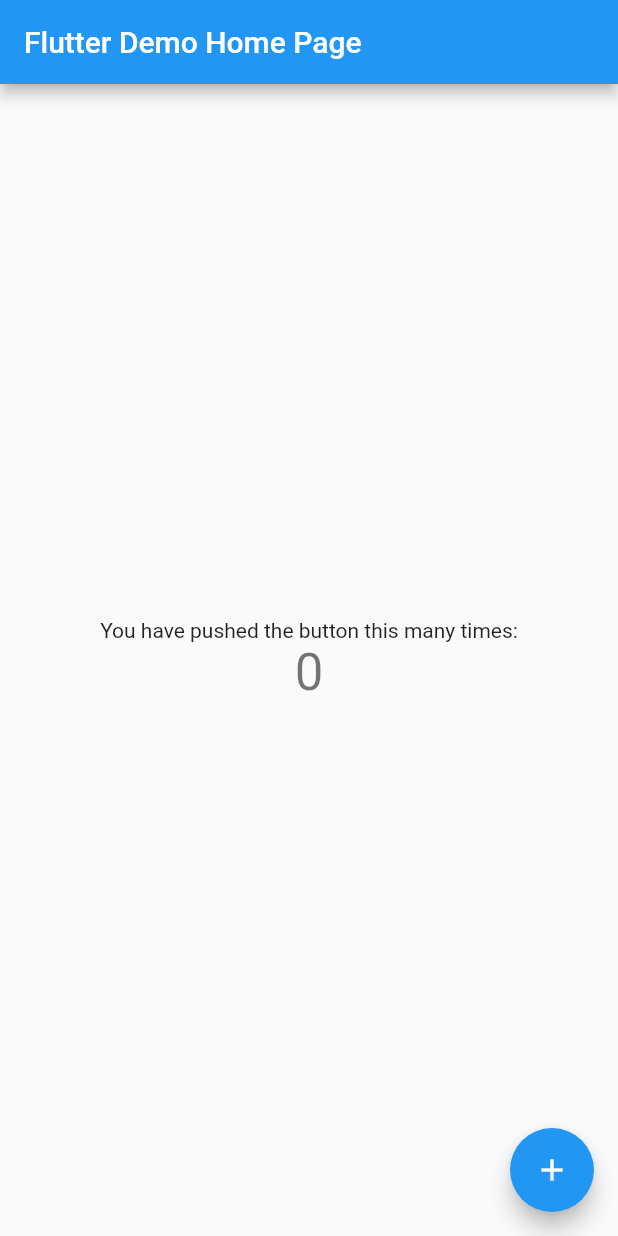
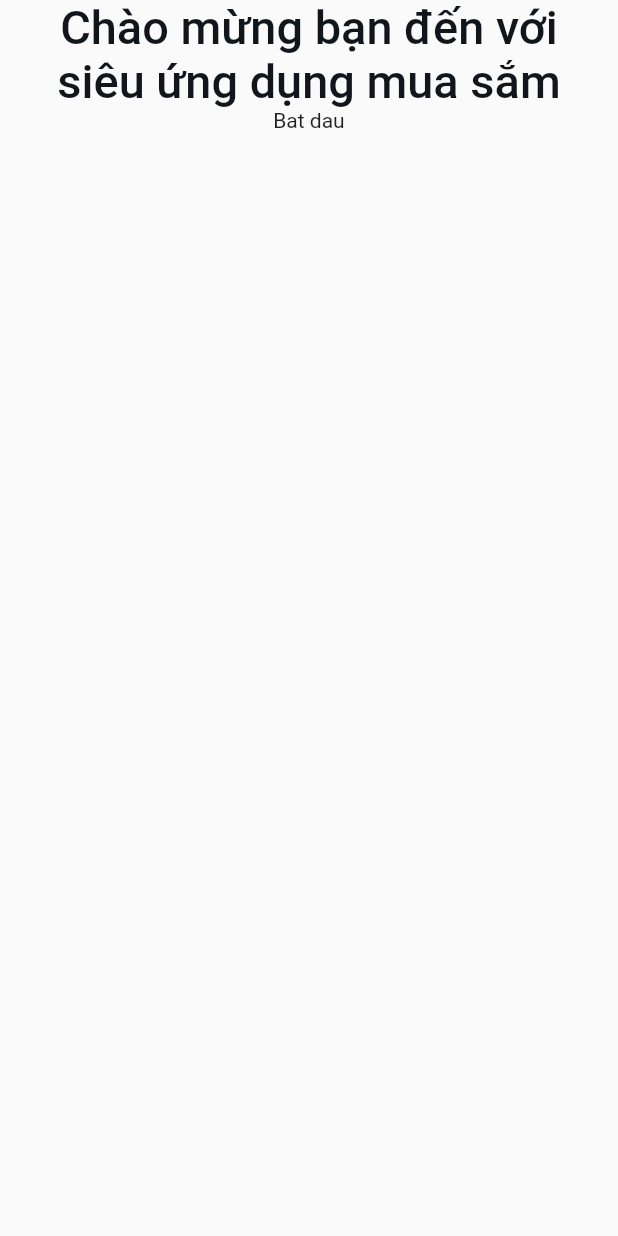
Before and after one commit to vnhanh/FlutterShopping, a Flutter app: the screen it shows after launch, on a phone screen of 412 x 824 dp. Run offline on Flutter 3.47's test engine with Material 2 defaults, Android fonts, the light colour scheme and no system bars; generated files the repository leaves out were written again.

Commit message:
build: create splash, on boarding screen

```diff
--- /dev/null
+++ b/assets/strings/en.json
@@ -0,0 +1,4 @@
+{
+  "onboarding": "Welcome you to best shopping app",
+  "button_start": "Bắt đầu"
+}
--- /dev/null
+++ b/assets/strings/vn.json
@@ -0,0 +1,4 @@
+{
+  "onboarding": "Chào mừng bạn đến với siêu ứng dụng mua sắm ssss",
+  "button_start": "Bắt đầu"
+}
--- /dev/null
+++ b/l10n.yaml
@@ -0,0 +1,3 @@
+arb-dir: lib/l10n
+template-arb-file: app_en.arb
+output-localization-file: app_localizations.dart
--- /dev/null
+++ b/lib/app/common/Images.dart
@@ -0,0 +1,2 @@
+
+const SPLASH = 'assets/images/bg_splash.png';
--- /dev/null
+++ b/lib/app/locale/SAppLocalizations.dart
@@ -0,0 +1,35 @@
+
+
+import 'dart:convert';
+
+import 'package:flutter/cupertino.dart';
+import 'package:flutter/foundation.dart';
+import 'package:flutter/services.dart';
+
+class SAppLocalizations {
+  static SAppLocalizations? of(BuildContext context) {
+    return Localizations.of<SAppLocalizations>(context, SAppLocalizations);
+  }
+
+  String? getText(String key) => language[key];
+}
+
+late Map<String,dynamic> language;
+
+class SAppLocalizationsDelegate extends LocalizationsDelegate<SAppLocalizations> {
+  const SAppLocalizationsDelegate();
+
+  @override
+  bool isSupported(Locale locale) =>
+      ['vn', 'en'].contains(locale.languageCode);
+
+  @override
+  Future<SAppLocalizations> load(Locale locale) async {
+    String string = await rootBundle.loadString("assets/strings/${locale.languageCode}.json");
+    language = jsonDecode(string);
+    return SynchronousFuture<SAppLocalizations>(SAppLocalizations());
+  }
+
+  @override
+  bool shouldReload(covariant LocalizationsDelegate<SAppLocalizations> old) => false;
+}
--- /dev/null
+++ b/lib/app/theme/SAppTypography.dart
@@ -0,0 +1,19 @@
+import 'package:flutter/cupertino.dart';
+
+const mobileHeadlineLarge = TextStyle(
+  fontSize: 31.25,
+  height: 1.16,
+  fontWeight: FontWeight.w400,
+);
+
+const mobileHeadlineLargeM = TextStyle(
+  fontSize: 31.25,
+  height: 1.16,
+  fontWeight: FontWeight.w500,
+);
+
+const mobileHeadlineMediumM = TextStyle(
+  fontSize: 25,
+  height: 1.28,
+  fontWeight: FontWeight.w500,
+);
--- /dev/null
+++ b/lib/app/theme/SColors.dart
@@ -0,0 +1,5 @@
+import 'dart:ui';
+
+const colorNeutral900 = Color(0xFF11161D);
+
+const colorRed500 = Color(0xFFFF0000);
--- /dev/null
+++ b/lib/data/remote/auth/authApi.dart
@@ -0,0 +1 @@
+import 'package:http/http.dart';
--- /dev/null
+++ b/lib/domain/app_vn.arb
@@ -0,0 +1,4 @@
+{
+  "onboarding": "Chào mừng bạn đến với siêu ứng dụng mua sắm ssss",
+  "button_start": "Bắt đầu"
+}
--- /dev/null
+++ b/lib/l10n/app_en.arb
@@ -0,0 +1,6 @@
+{
+  "helloWorld": "Hello World!",
+  "@helloWorld": {
+    "description": "The conventional newborn programmer greeting"
+  }
+}
--- a/lib/main.dart
+++ b/lib/main.dart
@@ -1,115 +1,39 @@
 import 'package:flutter/material.dart';
+import 'package:flutter/services.dart';
+import 'package:shopping/presentations/splash/onboarding.dart';
+import 'package:shopping/presentations/splash/splash.dart';
+import 'package:flutter_gen/gen_l10n/app_localizations.dart';
 
 void main() {
-  runApp(const MyApp());
+  // runApp(const SplashScreen());
+  runApp(const OnBoardingScreen());
 }
 
-class MyApp extends StatelessWidget {
-  const MyApp({super.key});
+class SAppWrapperLayout extends StatefulWidget {
+  const SAppWrapperLayout({super.key, required this.child});
 
-  // This widget is the root of your application.
+  final Widget child;
+
+  @override
+  State<StatefulWidget> createState() => _SAppWrapperState();
+}
+
+class _SAppWrapperState extends State<SAppWrapperLayout> {
+
   @override
   Widget build(BuildContext context) {
     return MaterialApp(
-      title: 'Flutter Demo',
+      // locale: const Locale("vn"),
+      // localizationsDelegates: const [SAppLocalizationsDelegate()],
+      // supportedLocales: const [Locale('vn'), Locale('en')],
+      localizationsDelegates: AppLocalizations.localizationsDelegates,
+      supportedLocales: AppLocalizations.supportedLocales,
       theme: ThemeData(
-        // This is the theme of your application.
-        //
-        // Try running your application with "flutter run". You'll see the
-        // application has a blue toolbar. Then, without quitting the app, try
-        // changing the primarySwatch below to Colors.green and then invoke
-        // "hot reload" (press "r" in the console where you ran "flutter run",
-        // or simply save your changes to "hot reload" in a Flutter IDE).
-        // Notice that the counter didn't reset back to zero; the application
-        // is not restarted.
-        primarySwatch: Colors.blue,
+        primarySwatch: Colors.lightBlue,
+        brightness: Brightness.light,
+        fontFamily: 'Roboto',
       ),
-      home: const MyHomePage(title: 'Flutter Demo Home Page'),
+      home: widget.child,
     );
   }
 }
-
-class MyHomePage extends StatefulWidget {
-  const MyHomePage({super.key, required this.title});
-
-  // This widget is the home page of your application. It is stateful, meaning
-  // that it has a State object (defined below) that contains fields that affect
-  // how it looks.
-
-  // This class is the configuration for the state. It holds the values (in this
-  // case the title) provided by the parent (in this case the App widget) and
-  // used by the build method of the State. Fields in a Widget subclass are
-  // always marked "final".
-
-  final String title;
-
-  @override
-  State<MyHomePage> createState() => _MyHomePageState();
-}
-
-class _MyHomePageState extends State<MyHomePage> {
-  int _counter = 0;
-
-  void _incrementCounter() {
-    setState(() {
-      // This call to setState tells the Flutter framework that something has
-      // changed in this State, which causes it to rerun the build method below
-      // so that the display can reflect the updated values. If we changed
-      // _counter without calling setState(), then the build method would not be
-      // called again, and so nothing would appear to happen.
-      _counter++;
-    });
-  }
-
-  @override
-  Widget build(BuildContext context) {
-    // This method is rerun every time setState is called, for instance as done
-    // by the _incrementCounter method above.
-    //
-    // The Flutter framework has been optimized to make rerunning build methods
-    // fast, so that you can just rebuild anything that needs updating rather
-    // than having to individually change instances of widgets.
-    return Scaffold(
-      appBar: AppBar(
-        // Here we take the value from the MyHomePage object that was created by
-        // the App.build method, and use it to set our appbar title.
-        title: Text(widget.title),
-      ),
-      body: Center(
-        // Center is a layout widget. It takes a single child and positions it
-        // in the middle of the parent.
-        child: Column(
-          // Column is also a layout widget. It takes a list of children and
-          // arranges them vertically. By default, it sizes itself to fit its
-          // children horizontally, and tries to be as tall as its parent.
-          //
-          // Invoke "debug painting" (press "p" in the console, choose the
-          // "Toggle Debug Paint" action from the Flutter Inspector in Android
-          // Studio, or the "Toggle Debug Paint" command in Visual Studio Code)
-          // to see the wireframe for each widget.
-          //
-          // Column has various properties to control how it sizes itself and
-          // how it positions its children. Here we use mainAxisAlignment to
-          // center the children vertically; the main axis here is the vertical
-          // axis because Columns are vertical (the cross axis would be
-          // horizontal).
-          mainAxisAlignment: MainAxisAlignment.center,
-          children: <Widget>[
-            const Text(
-              'You have pushed the button this many times:',
-            ),
-            Text(
-              '$_counter',
-              style: Theme.of(context).textTheme.headlineMedium,
-            ),
-          ],
-        ),
-      ),
-      floatingActionButton: FloatingActionButton(
-        onPressed: _incrementCounter,
-        tooltip: 'Increment',
-        child: const Icon(Icons.add),
-      ), // This trailing comma makes auto-formatting nicer for build methods.
-    );
-  }
-}
--- /dev/null
+++ b/lib/presentations/splash/onboarding.dart
@@ -0,0 +1,85 @@
+import 'package:flutter/material.dart';
+import 'package:flutter/services.dart';
+import 'package:shopping/app/locale/SAppLocalizations.dart';
+import 'package:shopping/app/theme/SAppTypography.dart';
+import 'package:shopping/app/theme/SColors.dart';
+import 'package:shopping/main.dart';
+
+class OnBoardingScreen extends StatelessWidget {
+  const OnBoardingScreen({super.key});
+
+  @override
+  Widget build(BuildContext context) {
+    return const SAppWrapperLayout(
+      child: OnBoardingStatefulWidget(),
+    );
+  }
+}
+
+class OnBoardingStatefulWidget extends StatefulWidget {
+  const OnBoardingStatefulWidget({super.key});
+
+  @override
+  State<StatefulWidget> createState() => _OnBoardingState();
+}
+
+class _OnBoardingState extends State<OnBoardingStatefulWidget> {
+  double statusBarHeight = 0.0;
+
+  @override
+  void initState() {
+    super.initState();
+    WidgetsBinding.instance.addPostFrameCallback((timeStamp) {
+      // SystemChrome.setEnabledSystemUIMode(SystemUiMode.leanBack);
+      setState(() {
+        statusBarHeight = MediaQuery.of(context).viewPadding.top;
+        print("status bar height: $statusBarHeight");
+      });
+    });
+  }
+
+  @override
+  Widget build(BuildContext context) {
+    // String header = SAppLocalizations.of(context)?.getText("onboarding") ?? "Chào mừng bạn đến với siêu ứng dụng mua sắm";
+    String header = "Chào mừng bạn đến với siêu ứng dụng mua sắm";
+
+    return Scaffold(
+      appBar: AppBar(
+        toolbarHeight: 0,
+        systemOverlayStyle: const SystemUiOverlayStyle(
+          statusBarColor: Colors.white,
+          statusBarIconBrightness: Brightness.dark, // for Android
+          statusBarBrightness: Brightness.light, // for iOS
+        ),
+        elevation: 0,
+      ),
+      body: SafeArea(
+        child: Column(
+          children: [
+            Padding(
+              padding: const EdgeInsets.only(left: 16, right: 16),
+              child: Text(
+                header,
+                style: mobileHeadlineLargeM.merge(
+                  const TextStyle(
+                    color: colorNeutral900,
+                  ),
+                ),
+                textAlign: TextAlign.center,
+              ),
+            ),
+            // SizedBox.expand(
+            //   child: Image.asset(
+            //     'assets/images/bg_onboarding.png',
+            //     fit: BoxFit.cover,
+            //   ),
+            // ),
+            Text(
+              "Bat dau"
+            )
+          ],
+        )
+      )
+    );
+  }
+}
```
Also changed, not shown: lib/presentations/app/appbar.dart (added, +68 -0 lines), lib/presentations/home/homepage.dart (added, +63 -0 lines), lib/presentations/splash/splash.dart (added, +75 -0 lines), pubspec.yaml (+13 -3 lines), assets/images/bg_onboarding.png (added), assets/images/bg_splash.png (added), pubspec.lock, 2 other files.
